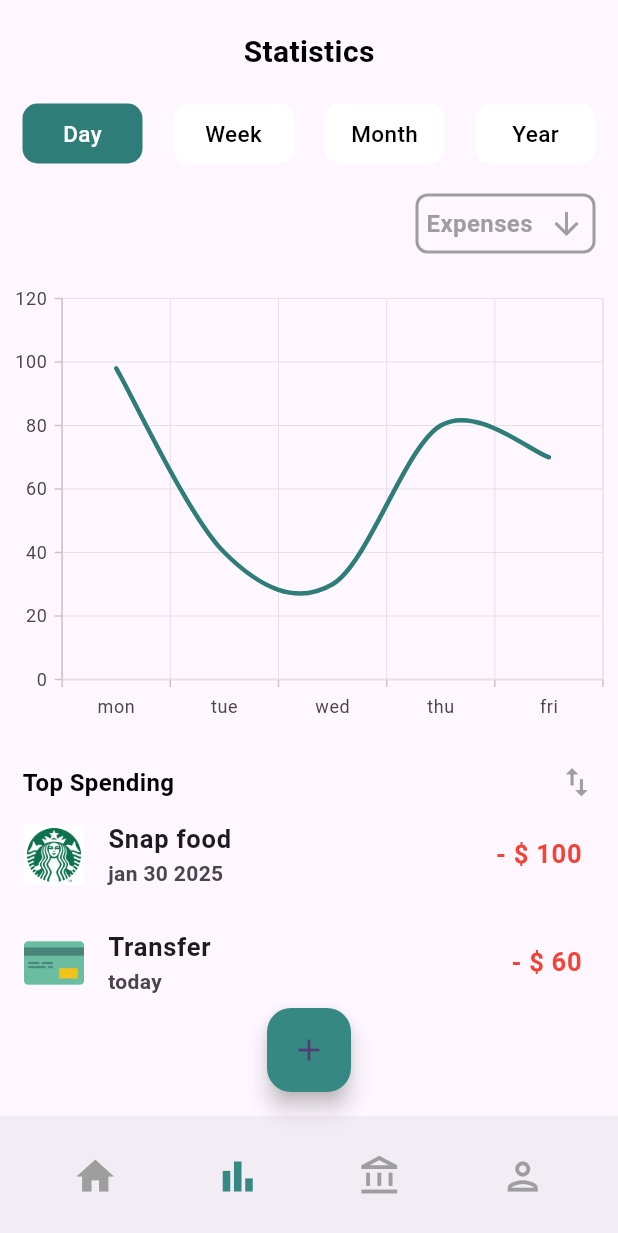
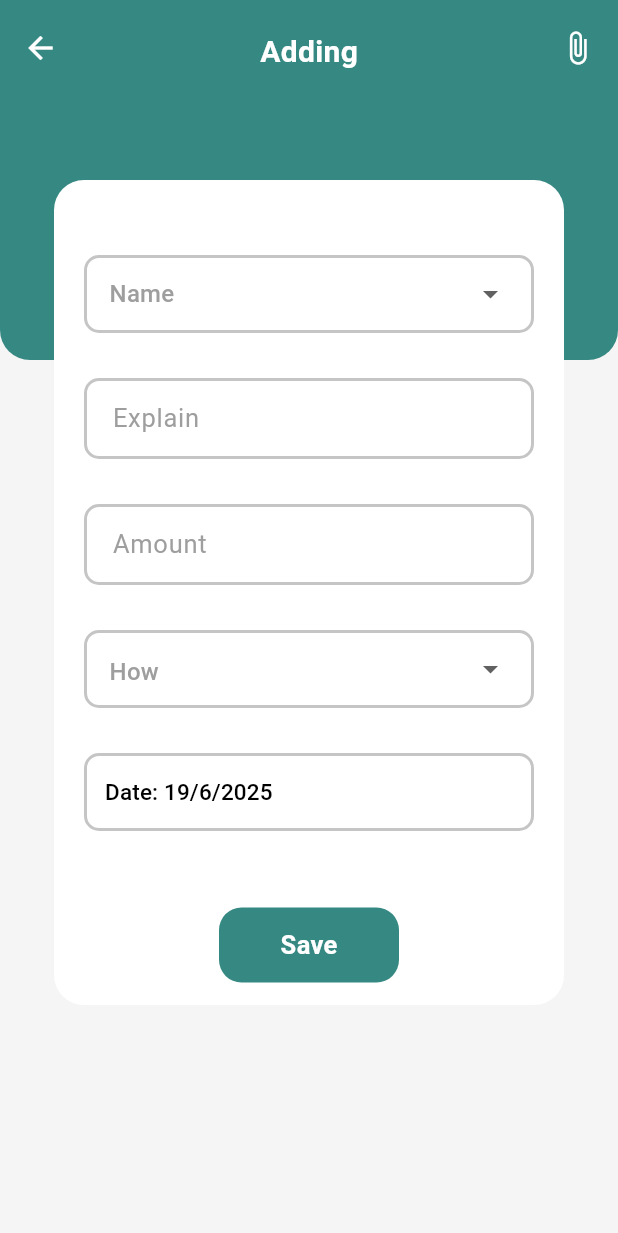
Before and after one commit to asiq-dev/Finance-Management-App-Flutter, a Flutter app: the screen it shows after launch, item 2 of the bottom bar chosen, after a tap on the "add" icon, on a phone screen of 412 x 824 dp. Shown: the top 1233 px of the screen. Run offline on Flutter 3.47's test engine with Material 3 defaults, Android fonts, the phone set to English and light mode, and no system bars; our stand-ins replace syncfusion_flutter_charts.

Commit message:
add page degined

```diff
--- /dev/null
+++ b/lib/screens/add.dart
@@ -0,0 +1,353 @@
+import 'package:flutter/material.dart';
+
+class AddScreen extends StatefulWidget {
+  const AddScreen({super.key});
+
+  @override
+  State<AddScreen> createState() => _AddScreenState();
+}
+
+class _AddScreenState extends State<AddScreen> {
+  DateTime date = DateTime.now();
+  String? selectedItem;
+  String? selectedItemI;
+
+  FocusNode ex = FocusNode();
+  final TextEditingController explainC = TextEditingController();
+
+  FocusNode amount_ = FocusNode();
+  final TextEditingController amountC = TextEditingController();
+
+  final List<String> _item = [
+    "food",
+    "Transfer",
+    "Transportation",
+    "Education",
+  ];
+
+  final List<String> _itemi =[
+    "Income",
+    "Expense"
+  ];
+
+  @override
+  void initState() {
+    super.initState();
+    ex.addListener(() {
+      setState(() {});
+    });
+
+    amount_.addListener(() {
+      setState(() {});
+    });
+  }
+
+  @override
+  Widget build(BuildContext context) {
+    return Scaffold(
+      backgroundColor: Colors.grey.shade100,
+      body: SafeArea(
+        child: Stack(
+          alignment: AlignmentDirectional.center,
+          children: [
+            backgroundContainer(context),
+            Positioned(top: 120, child: mainContainer()),
+          ],
+        ),
+      ),
+    );
+  }
+
+  Container mainContainer() {
+    return Container(
+      decoration: BoxDecoration(
+        borderRadius: BorderRadius.circular(20),
+        color: Colors.white,
+      ),
+      height: 550,
+      width: 340,
+      child: Column(
+        children: [
+          SizedBox(height: 50),
+          name(),
+          SizedBox(height: 30),
+          explain(),
+          SizedBox(height: 30),
+          amount(),
+          SizedBox(height: 30),
+          how(),
+          SizedBox(height: 30),
+          dateTime(),
+          Spacer(),
+          save(),
+          SizedBox(height: 15),
+        ],
+      ),
+    );
+  }
+
+  GestureDetector save() {
+    return GestureDetector(
+          onTap: (){},
+          child: Container(
+            alignment: Alignment.center,
+            decoration: BoxDecoration(
+              borderRadius: BorderRadius.circular(15),
+              color: Color(0xff368983)
+            ),
+            width: 120,
+            height: 50,
+            child: Text(
+              'Save',
+              style: TextStyle(
+                fontFamily: 'f',
+                fontWeight: FontWeight.w600,
+                color: Colors.white,
+                fontSize: 17
+              ),
+            ),
+          ),
+        );
+  }
+
+  Widget dateTime() {
+    return Container(
+          alignment: Alignment.bottomLeft,
+          decoration: BoxDecoration(
+            borderRadius: BorderRadius.circular(10),
+            border: Border.all(width: 2, color: Color(0xffc5c5c5))
+          ),
+          width: 300,
+          child: TextButton(
+            onPressed: () async {
+              DateTime? newDate = await showDatePicker(context: context, initialDate: date, firstDate: DateTime(2020), lastDate: DateTime(2100));
+
+              if (newDate == null) return;
+              setState(() {
+                date = newDate;
+              });
+            },
+            child: Text(
+              'Date: ${date.day}/${date.month}/${date.year}',
+              style: TextStyle(
+                fontSize: 15,
+                color: Colors.black
+              ),
+            ),
+          ),
+        );
+  }
+
+  Padding how() {
+    return Padding(
+          padding: const EdgeInsets.symmetric(horizontal: 15),
+          child: Container(
+            padding: EdgeInsets.symmetric(horizontal: 15),
+            width: 300,
+
+            decoration: BoxDecoration(
+              borderRadius: BorderRadius.circular(10),
+              border: Border.all(width: 2, color: Color(0xffc5c5c5)),
+            ),
+
+            child: DropdownButton<String>(
+              value: selectedItemI,
+              items: _itemi
+                  .map(
+                    (e) => DropdownMenuItem(
+                      value: e,
+                      child: Row(
+                        children: [
+                          Text(e, style: TextStyle(fontSize: 18)),
+                        ],
+                      ),
+                    ),
+                  )
+                  .toList(),
+
+              selectedItemBuilder: (BuildContext context) => _itemi
+                  .map(
+                    (e) => Row(
+                      children: [
+                        Text(e),
+                      ],
+                    ),
+                  )
+                  .toList(),
+
+              hint: Padding(
+                padding: const EdgeInsets.only(top: 5),
+                child: Text(
+                  'How',
+                  style: TextStyle(color: Colors.grey)
+                ),
+              ),
+              dropdownColor: Colors.white,
+              isExpanded: true,
+              underline: Container(),
+
+              onChanged: ((value) {
+                setState(() {
+                  selectedItemI = value!;
+                });
+              }),
+            ),
+          ),
+        );
+  }
+
+  Padding amount() {
+    return Padding(
+      padding: const EdgeInsets.symmetric(horizontal: 20),
+      child: TextField(
+        keyboardType: TextInputType.number,
+        focusNode: amount_,
+        controller: amountC,
+        decoration: InputDecoration(
+          contentPadding: EdgeInsets.symmetric(horizontal: 15, vertical: 15),
+          labelText: 'Amount',
+          labelStyle: TextStyle(fontSize: 17, color: Colors.grey.shade500),
+          enabledBorder: OutlineInputBorder(
+            borderRadius: BorderRadius.circular(10),
+            borderSide: BorderSide(width: 2, color: Color(0xffc5c5c5)),
+          ),
+
+          focusedBorder: OutlineInputBorder(
+            borderRadius: BorderRadius.circular(10),
+            borderSide: BorderSide(width: 2, color: Color(0xff368983)),
+          ),
+        ),
+      ),
+    );
+  }
+
+  // for explain field
+  Padding explain() {
+    return Padding(
+      padding: const EdgeInsets.symmetric(horizontal: 20),
+      child: TextField(
+        focusNode: ex,
+        controller: explainC,
+        decoration: InputDecoration(
+          contentPadding: EdgeInsets.symmetric(horizontal: 15, vertical: 15),
+          labelText: 'Explain',
+          labelStyle: TextStyle(fontSize: 17, color: Colors.grey.shade500),
+          enabledBorder: OutlineInputBorder(
+            borderRadius: BorderRadius.circular(10),
+            borderSide: BorderSide(width: 2, color: Color(0xffc5c5c5)),
+          ),
+
+          focusedBorder: OutlineInputBorder(
+            borderRadius: BorderRadius.circular(10),
+            borderSide: BorderSide(width: 2, color: Color(0xff368983)),
+          ),
+        ),
+      ),
+    );
+  }
+
+  // for name field
+  Padding name() {
+    return Padding(
+      padding: const EdgeInsets.symmetric(horizontal: 15),
+      child: Container(
+        padding: EdgeInsets.symmetric(horizontal: 15),
+        width: 300,
+
+        decoration: BoxDecoration(
+          borderRadius: BorderRadius.circular(10),
+          border: Border.all(width: 2, color: Color(0xffc5c5c5)),
+        ),
+
+        child: DropdownButton<String>(
+          value: selectedItem,
+
+          items: _item
+              .map(
+                (e) => DropdownMenuItem(
+                  value: e,
+                  child: Row(
+                    children: [
+                      SizedBox(width: 40, child: Image.asset('images/$e.png')),
+                      SizedBox(width: 10),
+                      Text(e, style: TextStyle(fontSize: 18)),
+                    ],
+                  ),
+                ),
+              )
+              .toList(),
+
+          selectedItemBuilder: (BuildContext context) => _item
+              .map(
+                (e) => Row(
+                  children: [
+                    SizedBox(width: 42, child: Image.asset('images/$e.png')),
+                    SizedBox(width: 10),
+                    Text(e, style: TextStyle(fontSize: 18)),
+                  ],
+                ),
+              )
+              .toList(),
+
+          hint: Text('Name', style: TextStyle(color: Colors.grey)),
+          dropdownColor: Colors.white,
+          isExpanded: true,
+          underline: Container(),
+
+          onChanged: ((value) {
+            setState(() {
+              selectedItem = value!;
+            });
+          }),
+        ),
+      ),
+    );
+  }
+
+  Column backgroundContainer(BuildContext context) {
+    return Column(
+      children: [
+        Container(
+          width: double.infinity,
+          height: 240,
+          decoration: BoxDecoration(
+            color: Color(0xff368983),
+            borderRadius: BorderRadius.only(
+              bottomLeft: Radius.circular(20),
+              bottomRight: Radius.circular(20),
+            ),
+          ),
+          child: Column(
+            children: [
+              SizedBox(height: 20),
+              Padding(
+                padding: const EdgeInsets.symmetric(horizontal: 15),
+                child: Row(
+                  mainAxisAlignment: MainAxisAlignment.spaceBetween,
+                  crossAxisAlignment: CrossAxisAlignment.start,
+                  children: [
+                    GestureDetector(
+                      onTap: () {
+                        Navigator.of(context).pop();
+                      },
+                      child: Icon(Icons.arrow_back, color: Colors.white),
+                    ),
+                    Text(
+                      'Adding',
+                      style: TextStyle(
+                        fontSize: 20,
+                        fontWeight: FontWeight.w600,
+                        color: Colors.white,
+                      ),
+                    ),
+                    Icon(Icons.attach_file_outlined, color: Colors.white),
+                  ],
+                ),
+              ),
+            ],
+          ),
+        ),
+      ],
+    );
+  }
+}
--- a/lib/widgets/bottomnavigationbar.dart
+++ b/lib/widgets/bottomnavigationbar.dart
@@ -1,3 +1,4 @@
+import 'package:finance_app/screens/add.dart';
 import 'package:finance_app/screens/home.dart';
 import 'package:finance_app/screens/statistics.dart';
 import 'package:flutter/material.dart';
@@ -17,7 +18,10 @@ class _BottomState extends State<Bottom> {
       body: screen[indexColor],
       // add button
       floatingActionButton: FloatingActionButton(
-        onPressed: () {},
+        onPressed: () {
+          Navigator.of(context)
+          .push(MaterialPageRoute(builder: (context) => AddScreen()));
+        },
         backgroundColor: Color(0xff368983),
         child: Icon(Icons.add),
       ),
```
Also changed, not shown: lib/main.dart (+1 -15 lines).
